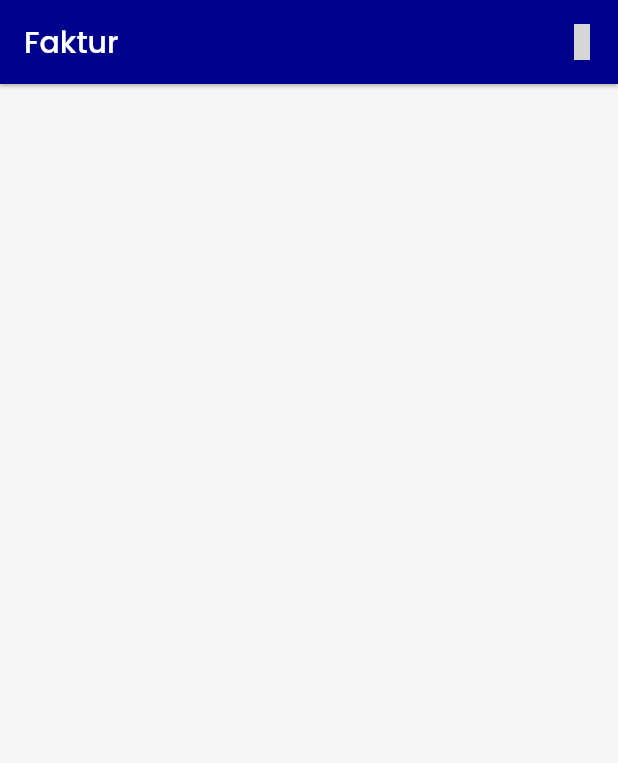
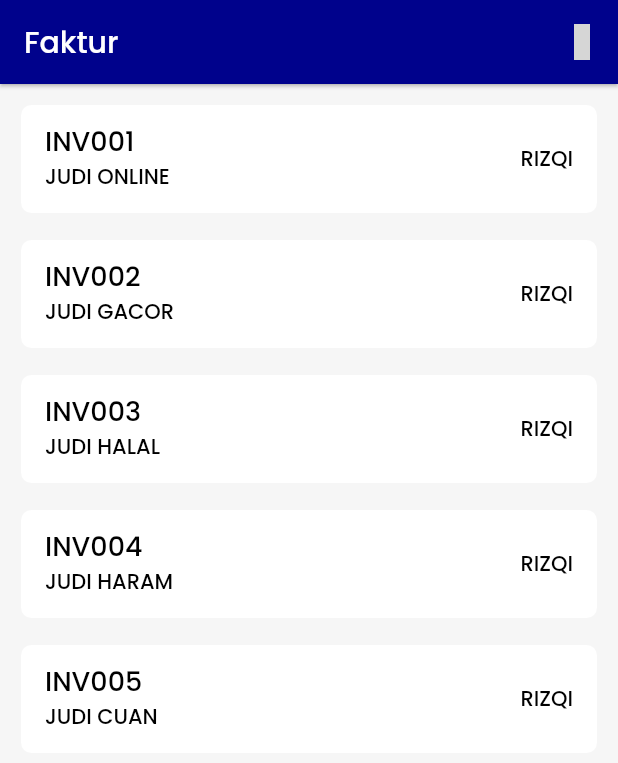
Before and after one commit to DobelD/invoiced, a Flutter app: the HomeView screen opened by its route, on a phone screen of 412 x 824 dp. Shown: the top 763 px of the screen. Run offline on Flutter 3.47's test engine with Material 2 defaults, Android fonts, the phone set to English and light mode, and no system bars; our stand-ins replace get, google_fonts, hexcolor, iconly, lottie, supabase_flutter; missing offline and left inert: syncfusion_flutter_signaturepad; accounts and stored records are empty; network calls fail; grey boxes are pictures that could not be loaded.

Commit message:
first commit

```diff
--- a/lib/app/modules/home/controllers/home_controller.dart
+++ b/lib/app/modules/home/controllers/home_controller.dart
@@ -1,21 +1,3 @@
 import 'package:get/get.dart';
 
-class HomeController extends GetxController {
-  final count = 0.obs;
-  @override
-  void onInit() {
-    super.onInit();
-  }
-
-  @override
-  void onReady() {
-    super.onReady();
-  }
-
-  @override
-  void onClose() {
-    super.onClose();
-  }
-
-  void increment() => count.value++;
-}
+class HomeController extends GetxController {}
--- a/lib/app/modules/home/views/home_view.dart
+++ b/lib/app/modules/home/views/home_view.dart
@@ -6,8 +6,22 @@ import 'package:invoice/app/routes/app_pages.dart';
 import '../../../../theme.dart';
 import '../controllers/home_controller.dart';
 
-class HomeView extends GetView<HomeController> {
+class HomeView extends StatefulWidget {
   const HomeView({Key? key}) : super(key: key);
+
+  @override
+  State<HomeView> createState() => _HomeViewState();
+}
+
+class _HomeViewState extends State<HomeView> {
+  List<ListInv> Inv = [
+    ListInv(inv: "INV001", namaApk: "JUDI ONLINE", client: "RIZQI"),
+    ListInv(inv: "INV002", namaApk: "JUDI GACOR", client: "RIZQI"),
+    ListInv(inv: "INV003", namaApk: "JUDI HALAL", client: "RIZQI"),
+    ListInv(inv: "INV004", namaApk: "JUDI HARAM", client: "RIZQI"),
+    ListInv(inv: "INV005", namaApk: "JUDI CUAN ", client: "RIZQI"),
+  ];
+
   @override
   Widget build(BuildContext context) {
     return Scaffold(
@@ -29,12 +43,38 @@ class HomeView extends GetView<HomeController> {
                 icon: const Icon(IconlyBold.setting))
           ],
         ),
-      body: SingleChildScrollView(
-        scrollDirection: Axis.vertical,
-        child: Column(
-          children: [],
+        body: ListView.builder(
+            itemCount: Inv.length,
+            itemBuilder: (context, index) {
+              return Padding(
+                padding: const EdgeInsets.only(left: 10, right: 10, top: 10),
+                child: Card(
+                  elevation: 0,
+                  shape: RoundedRectangleBorder(
+                      borderRadius: BorderRadius.circular(7.0)),
+                  child: ListTile(
+                    title: Text(
+                      Inv[index].inv.toString(),
+                      style: subText,
+                    ),
+                    subtitle: Text(
+                      Inv[index].namaApk.toString(),
+                      style: liteText,
+                    ),
+                    trailing: Text(
+                      Inv[index].client.toString(),
+                      style: liteText,
+                    ),
                   ),
                 ),
               );
+            }));
   }
 }
+
+class ListInv {
+  String? inv;
+  String? namaApk;
+  String? client;
+  ListInv({required this.inv, required this.namaApk, required this.client});
+}
```
Lines whose indentation alone changed are shown as unchanged.
